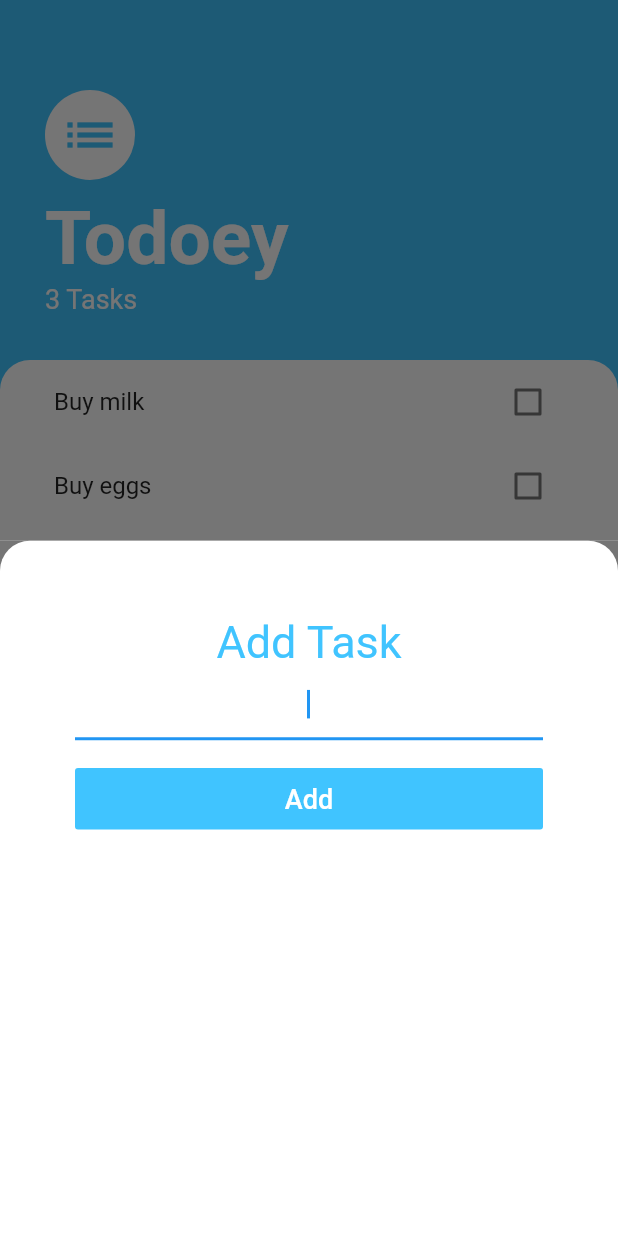
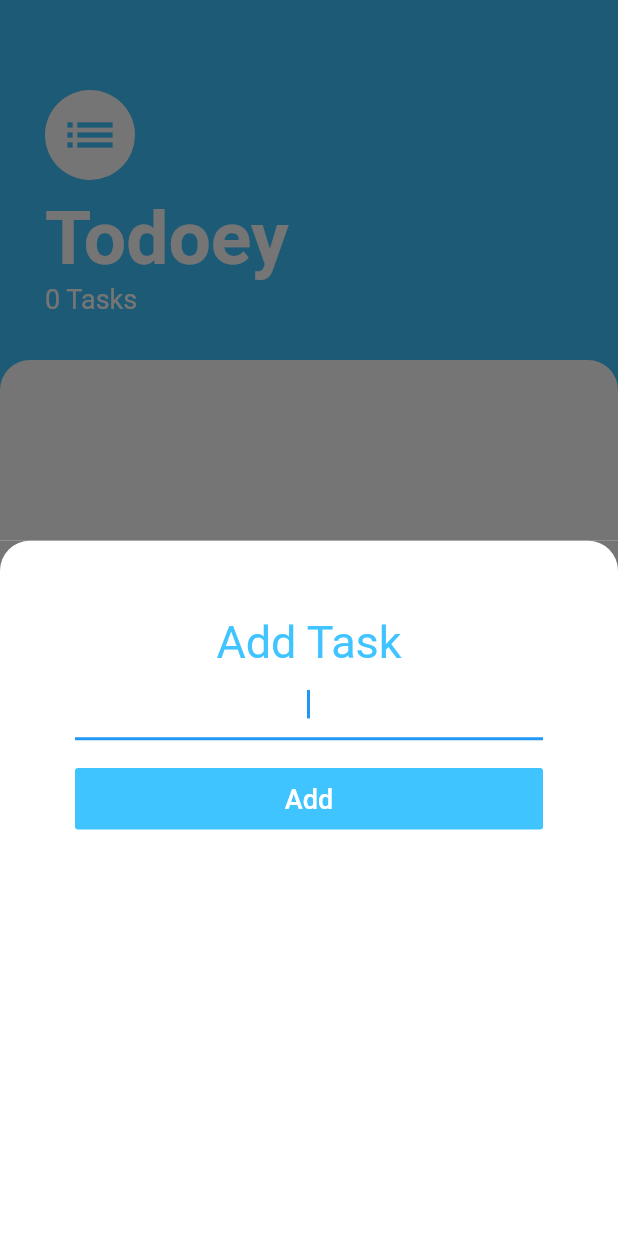
Before and after one commit to arn3th/todoey-flutter, a Flutter app: the screen it shows after launch, after a tap on the "add" icon, on a phone screen of 412 x 824 dp. Run offline on Flutter 3.47's test engine with Material 2 defaults, Android fonts, the phone set to English and light mode, and no system bars; our stand-ins replace hive; accounts and stored records are empty; generated files the repository leaves out were written again.

Commit message:
Added Hive noSQL db

```diff
--- a/lib/main.dart
+++ b/lib/main.dart
@@ -1,20 +1,49 @@
 import 'package:flutter/material.dart';
+import 'package:hive/hive.dart';
+import 'package:todoey_flutter/models/task.dart';
 import 'package:todoey_flutter/models/task_data.dart';
 import 'package:todoey_flutter/screens/tasks_screen.dart';
 import 'package:provider/provider.dart';
+import 'package:path_provider/path_provider.dart';
 
-void main() {
+void main() async {
+  WidgetsFlutterBinding.ensureInitialized();
+  final appDocumentDir = await getApplicationDocumentsDirectory();
+  Hive.init(appDocumentDir.path);
+  Hive.registerAdapter(TaskAdapter());
   runApp(TodoeyApp());
 }
 
-class TodoeyApp extends StatelessWidget {
+class TodoeyApp extends StatefulWidget {
+  @override
+  _TodoeyAppState createState() => _TodoeyAppState();
+}
+
+class _TodoeyAppState extends State<TodoeyApp> {
   @override
   Widget build(BuildContext context) {
     return ChangeNotifierProvider(
       create: (context) => TaskData(),
       child: MaterialApp(
-        home: TasksScreen(),
-      ),
+          home: FutureBuilder(
+        future: Hive.openBox('tasks'),
+        builder: (BuildContext context, AsyncSnapshot snapshot) {
+          if (snapshot.connectionState == ConnectionState.done) if (snapshot
+              .hasError)
+            return Text(snapshot.error.toString());
+          else
+            return TasksScreen();
+          return Scaffold();
+        },
+      )
+          //
+          ),
     );
   }
+
+  @override
+  void dispose() {
+    Hive.close();
+    super.dispose();
+  }
 }
--- a/lib/models/task.dart
+++ b/lib/models/task.dart
@@ -1,5 +1,13 @@
+import 'package:hive/hive.dart';
+
+part 'task.g.dart';
+
+@HiveType(typeId: 0)
 class Task {
+  @HiveField(0)
   final String name;
+
+  @HiveField(1)
   bool isDone;
 
   Task({this.name, this.isDone = false});
--- a/lib/models/task_data.dart
+++ b/lib/models/task_data.dart
@@ -1,12 +1,9 @@
 import 'package:flutter/foundation.dart';
+import 'package:hive/hive.dart';
 import 'package:todoey_flutter/models/task.dart';
 
 class TaskData extends ChangeNotifier {
-  List<Task> _tasks = [
-    Task(name: 'Buy milk'),
-    Task(name: 'Buy eggs'),
-    Task(name: 'Buy bananas'),
-  ];
+  final _tasks = Hive.box('tasks');
 
   int get taskCount {
     return _tasks.length;
@@ -18,20 +15,20 @@ class TaskData extends ChangeNotifier {
   }
 
   void updateTask(int index) {
-    _tasks[index].toggleDone();
+    _tasks.get(index).toggleDone();
     notifyListeners();
   }
 
   void deleteTask(int index) {
-    _tasks.removeAt(index);
+    _tasks.get(index)(index);
     notifyListeners();
   }
 
   String getTaskName(int index) {
-    return _tasks[index].name;
+    return _tasks.get(index).name;
   }
 
   bool isTaskDone(int index) {
-    return _tasks[index].isDone;
+    return _tasks.get(index).isDone;
   }
 }
--- a/pubspec.yaml
+++ b/pubspec.yaml
@@ -29,10 +29,15 @@ dependencies:
   # Use with the CupertinoIcons class for iOS style icons.
   cupertino_icons: ^0.1.3
   provider: ^4.3.2+2
+  hive: ^1.0.0
+  hive_flutter: ^0.2.1
+  path_provider: ^1.3.0
 
 dev_dependencies:
   flutter_test:
     sdk: flutter
+  hive_generator: ^0.5.1
+  build_runner:
 
 # For information on the generic Dart part of this file, see the
 # following page: https://dart.dev/tools/pub/pubspec
```
Also changed, not shown: lib/models/task.g.dart (added), pubspec.lock, 6 other files.
